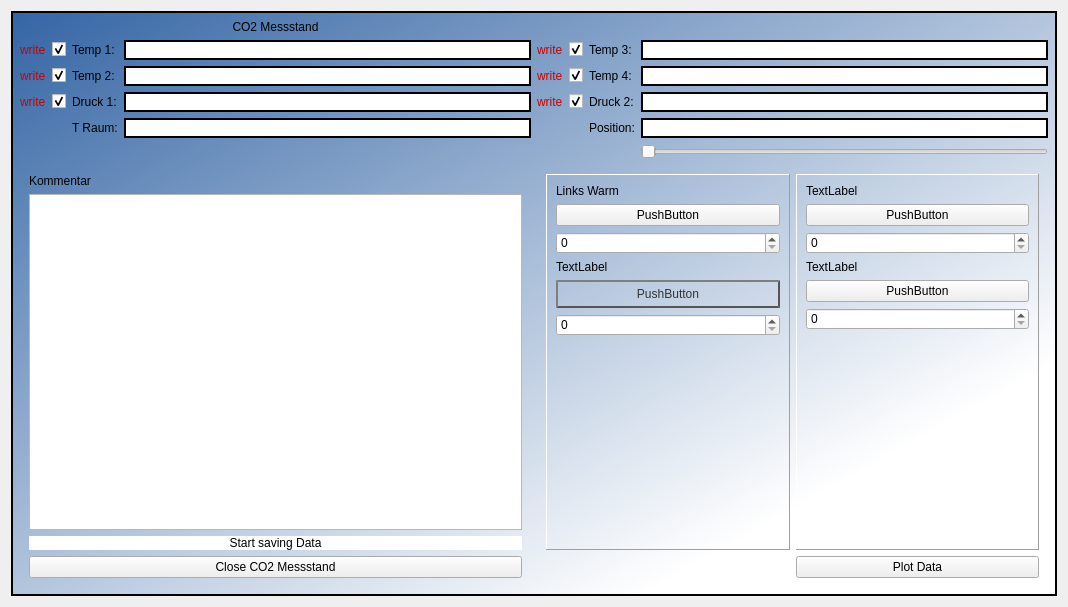
Before: the Qt Designer form form.ui in JSchulzG/PiXtend-CO2Messstand, drawn with Qt 5.
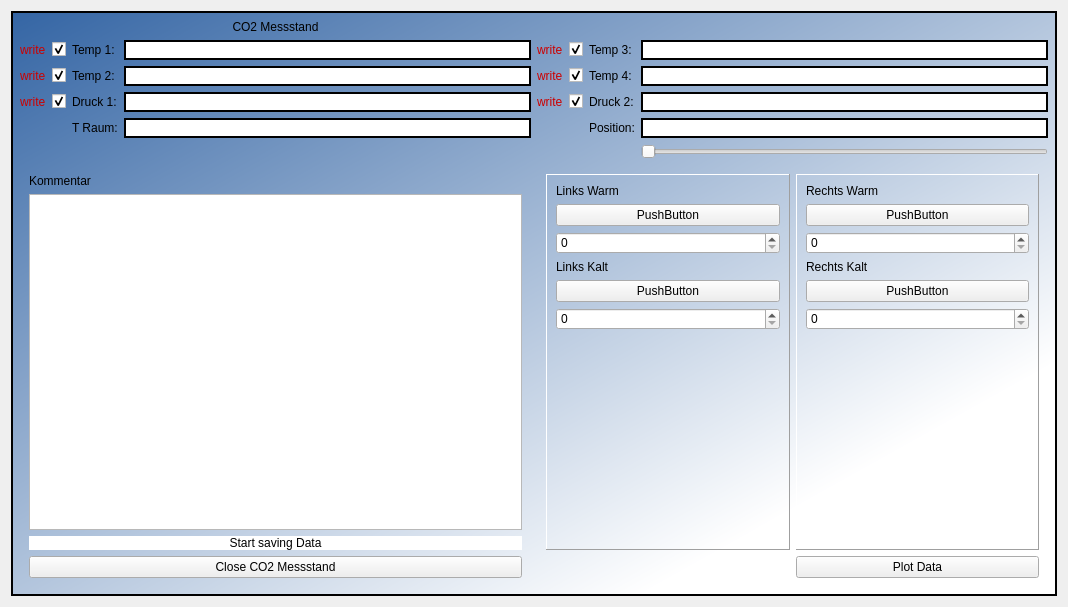
After: the same form once the commit is applied.

Commit message: Digitalout 0 to 4 for warm and cold water

What changed in the file:
```diff
--- a/form.ui
+++ b/form.ui
@@ -415,7 +415,7 @@
             <item>
              <widget class="QLabel" name="label_4">
               <property name="text">
-               <string>TextLabel</string>
+               <string>Rechts Warm</string>
               </property>
              </widget>
             </item>
@@ -432,7 +432,7 @@
             <item>
              <widget class="QLabel" name="label_5">
               <property name="text">
-               <string>TextLabel</string>
+               <string>Rechts Kalt</string>
               </property>
              </widget>
             </item>
@@ -495,40 +495,17 @@
             <item>
              <widget class="QLabel" name="label_3">
               <property name="text">
-               <string>TextLabel</string>
+               <string>Links Kalt</string>
               </property>
              </widget>
             </item>
             <item>
-             <widget class="QPushButton" name="pushButton_3">
+             <widget class="QPushButton" name="leftCold">
+              <property name="enabled">
+               <bool>true</bool>
+              </property>
               <property name="styleSheet">
-               <string notr="true">QPushButton {
-    color: #333;
-    border: 2px solid #555;
-    border-radius: 20px;
-    border-style: outset;
-    background: qradialgradient(
-        cx: 0.3, cy: -0.4, fx: 0.3, fy: -0.4,
-        radius: 1.35, stop: 0 #fff, stop: 1 #888
-        );
-    padding: 5px;
-    }
-
-QPushButton:hover {
-    background: qradialgradient(
-        cx: 0.3, cy: -0.4, fx: 0.3, fy: -0.4,
-        radius: 1.35, stop: 0 #fff, stop: 1 #bbb
-        );
-    }
-
-QPushButton:pressed {
-    border-style: inset;
-    background: qradialgradient(
-        cx: 0.4, cy: -0.1, fx: 0.4, fy: -0.1,
-        radius: 1.35, stop: 0 #fff, stop: 1 #ddd
-        );
-    }
-</string>
+               <string notr="true"/>
               </property>
               <property name="text">
                <string>PushButton</string>
```
Left out of the diff: 9 changed lines with no effect on the pictures. The commit also changes 2 other files.
